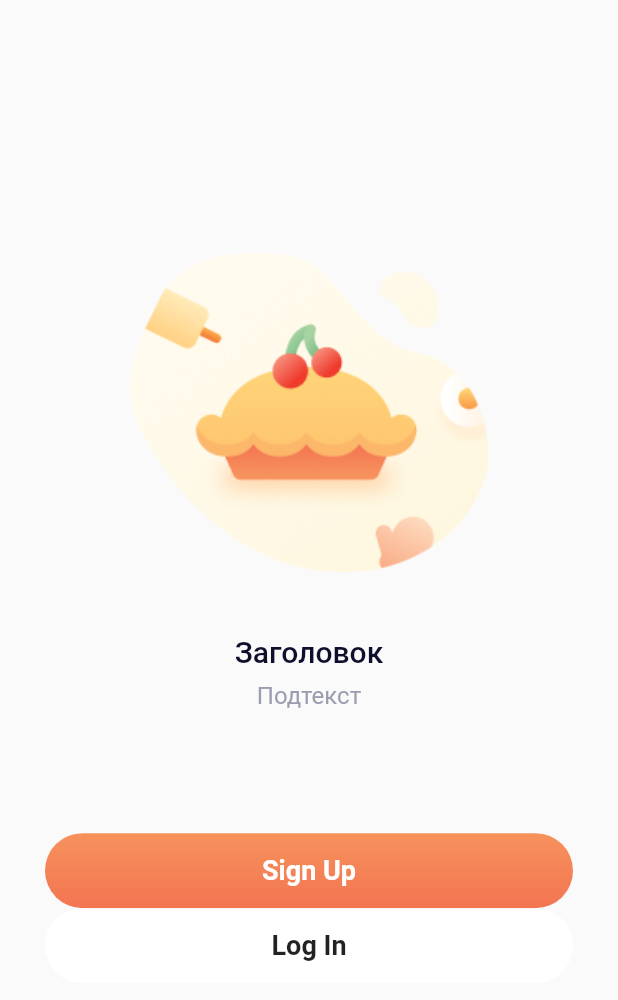
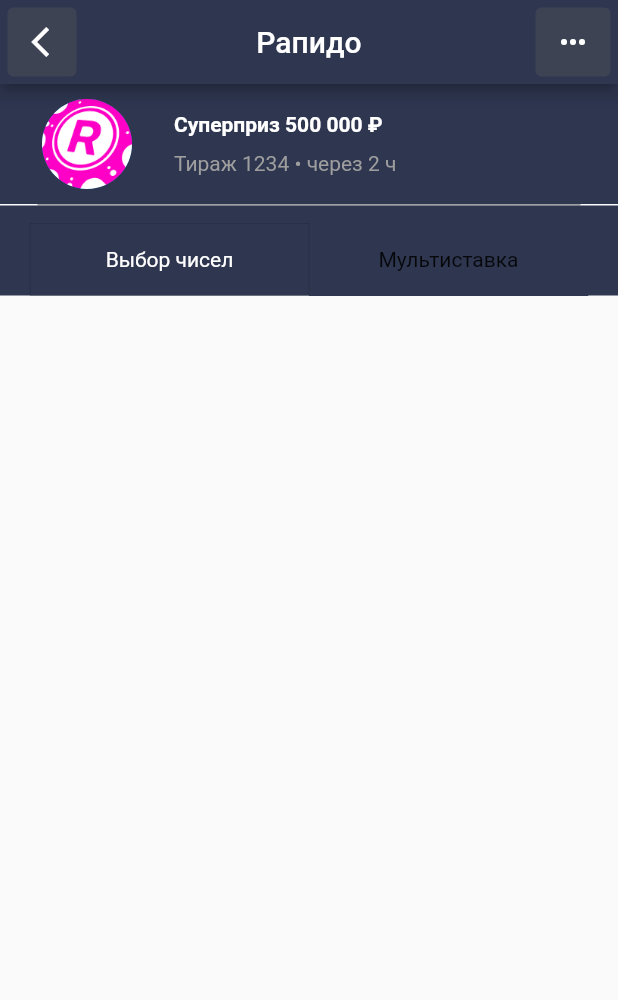
Before and after one commit to Nikita318-creator/recipe_app, a Flutter app: the screen it shows after launch, on a phone screen of 412 x 824 dp. Shown: the top 1000 px of the screen. Run offline on Flutter 3.47's test engine with Material 2 defaults, Android fonts, the phone set to English and light mode, and no system bars; our stand-ins replace flutter_svg; Roboto replaces fonts that are missing (SFProText).

Commit message:
Рапидо task

```diff
--- /dev/null
+++ b/lib/MainHome/HeadRow.dart
@@ -0,0 +1,46 @@
+import 'package:flutter/material.dart';
+// import 'package:new_recipes/pages/home_page.dart';
+
+class HeadRow extends StatelessWidget {
+  const HeadRow({super.key});
+
+  @override
+  Widget build(BuildContext context) {
+    return Container(
+        color: const Color(0xff2e3650),
+        child: const SizedBox(
+          height: 80,
+          child: Row(
+            crossAxisAlignment: CrossAxisAlignment.stretch,
+            children: [
+              Padding(
+                padding: EdgeInsets.all(10),
+                child: CircleAvatar(
+                  radius: 48, // Image radius
+                  foregroundImage: AssetImage('assets/images/prise.png'),
+                  // height: 80,
+                  // width: 80,
+                ),
+              ),
+              Column(
+                mainAxisAlignment: MainAxisAlignment.center,
+                crossAxisAlignment: CrossAxisAlignment.start,
+                children: [
+                  Text(
+                    'Суперприз 500 000 ₽',
+                    style: TextStyle(
+                        color: Colors.white, fontWeight: FontWeight.bold),
+                  ),
+                  SizedBox(height: 10),
+                  Text(
+                    'Тираж 1234 • через 2 ч',
+                    style: TextStyle(
+                        color: Colors.grey, fontWeight: FontWeight.normal),
+                  ),
+                ],
+              ),
+            ],
+          ),
+        ));
+  }
+}
--- /dev/null
+++ b/lib/MainHome/HeadView.dart
@@ -0,0 +1,27 @@
+import 'package:flutter/material.dart';
+import 'package:new_recipes/MainHome/HeadRow.dart';
+import 'package:new_recipes/MainHome/SubHeadRow.dart';
+
+class HeadView extends StatelessWidget {
+  const HeadView({super.key});
+
+  @override
+  Widget build(BuildContext context) {
+    return Container(
+      // color: Color(0xff2e3650), // общий цвет
+      child: Column(
+        children: [
+          HeadRow(),
+          Container(
+            color: Colors.grey,
+            child: SizedBox(
+              height: 1,
+              width: MediaQuery.sizeOf(context).width - 50,
+            ),
+          ),
+          SubHeadRow(),
+        ],
+      ),
+    );
+  }
+}
--- /dev/null
+++ b/lib/MainHome/MainHome.dart
@@ -0,0 +1,61 @@
+import 'package:flutter/material.dart';
+import 'package:new_recipes/MainHome/HeadView.dart';
+
+class MainHome extends StatelessWidget {
+  const MainHome({super.key});
+
+  @override
+  Widget build(BuildContext context) {
+    return Scaffold(
+      appBar:
+          // PreferredSize(
+          //   preferredSize: Size.fromHeight(100.0), // here the desired height
+          // child:
+          AppBar(
+        title: Text('Рапидо'),
+        centerTitle: true,
+        backgroundColor: const Color(0xff2e3650),
+        leading: Padding(
+          padding: const EdgeInsets.all(5), // TODO: - Кнопки меньше сделать
+          child: SizedBox(
+            width: 50,
+            child: TextButton(
+              style: ButtonStyle(
+                backgroundColor: MaterialStateProperty.all(
+                    const Color.fromARGB(255, 62, 67, 83)),
+              ),
+              onPressed: () {},
+              child: const Padding(
+                padding: EdgeInsets.only(left: 8, right: 8),
+                child: Icon(
+                  Icons.arrow_back_ios,
+                  color: Colors.white,
+                ),
+              ),
+            ),
+          ),
+        ),
+        actions: [
+          Padding(
+            padding: const EdgeInsets.all(5),
+            child: SizedBox(
+              width: 50,
+              child: TextButton(
+                style: ButtonStyle(
+                  backgroundColor: MaterialStateProperty.all(
+                      Color.fromARGB(255, 62, 67, 83)),
+                ),
+                onPressed: () {},
+                child: Icon(
+                  Icons.more_horiz,
+                  color: Colors.white,
+                ),
+              ),
+            ),
+          ),
+        ],
+      ),
+      body: HeadView(),
+    );
+  }
+}
--- /dev/null
+++ b/lib/MainHome/SubHeadRow.dart
@@ -0,0 +1,63 @@
+import 'package:flutter/material.dart';
+// import 'package:new_recipes/pages/home_page.dart';
+
+class SubHeadRow extends StatefulWidget {
+  const SubHeadRow({super.key});
+
+  @override
+  State<SubHeadRow> createState() => _SubHeadRowState();
+}
+
+class _SubHeadRowState extends State<SubHeadRow> {
+  var isSelected = [true, false];
+
+  @override
+  Widget build(BuildContext context) {
+    return Container(
+      color: const Color(0xff2e3650),
+      child: SizedBox(
+        height: 60,
+        child: Row(
+          mainAxisAlignment: MainAxisAlignment.center,
+          crossAxisAlignment: CrossAxisAlignment.end,
+          children: [
+            ToggleButtons(
+              borderColor: const Color(0xff2e3650),
+              fillColor: const Color(0xff2e3650),
+              borderWidth: 0,
+              selectedColor: Colors.white,
+              isSelected: isSelected,
+              onPressed: (index) {
+                setState(
+                  () {
+                    for (int buttonIndex = 0;
+                        buttonIndex < isSelected.length;
+                        buttonIndex++) {
+                      if (buttonIndex == index) {
+                        isSelected[buttonIndex] = true;
+                      } else {
+                        isSelected[buttonIndex] = false;
+                      }
+                    }
+                  },
+                );
+              },
+              children: [
+                Container(
+                  alignment: Alignment.center,
+                  width: (MediaQuery.of(context).size.width - 40) / 2,
+                  child: Text('Выбор чисел'),
+                ),
+                Container(
+                  alignment: Alignment.center,
+                  width: (MediaQuery.of(context).size.width - 40) / 2,
+                  child: Text('Мультиставка'),
+                ),
+              ],
+            ),
+          ],
+        ),
+      ),
+    );
+  }
+}
--- a/lib/main.dart
+++ b/lib/main.dart
@@ -1,5 +1,6 @@
 import 'package:flutter/material.dart';
 import 'package:new_recipes/pages/login_page.dart';
+import 'package:new_recipes/MainHome/MainHome.dart';
 
 void main() {
   runApp(const App());
@@ -18,7 +19,21 @@
           secondary: Colors.orange,
         ),
       ),
-      home: const LoginPage(),
+      home: const MainHome(),
     );
   }
+
+  //   @override
+  // Widget build(BuildContext context) {
+  //   return MaterialApp(
+  //     debugShowCheckedModeBanner: false,
+  //     theme: ThemeData(
+  //       fontFamily: 'SFProText',
+  //       colorScheme: ColorScheme.fromSwatch().copyWith(
+  //         secondary: Colors.orange,
+  //       ),
+  //     ),
+  //     home: const LoginPage(),
+  //   );
+  // }
 }
```
Also changed, not shown: assets/images/prise.png (added).
